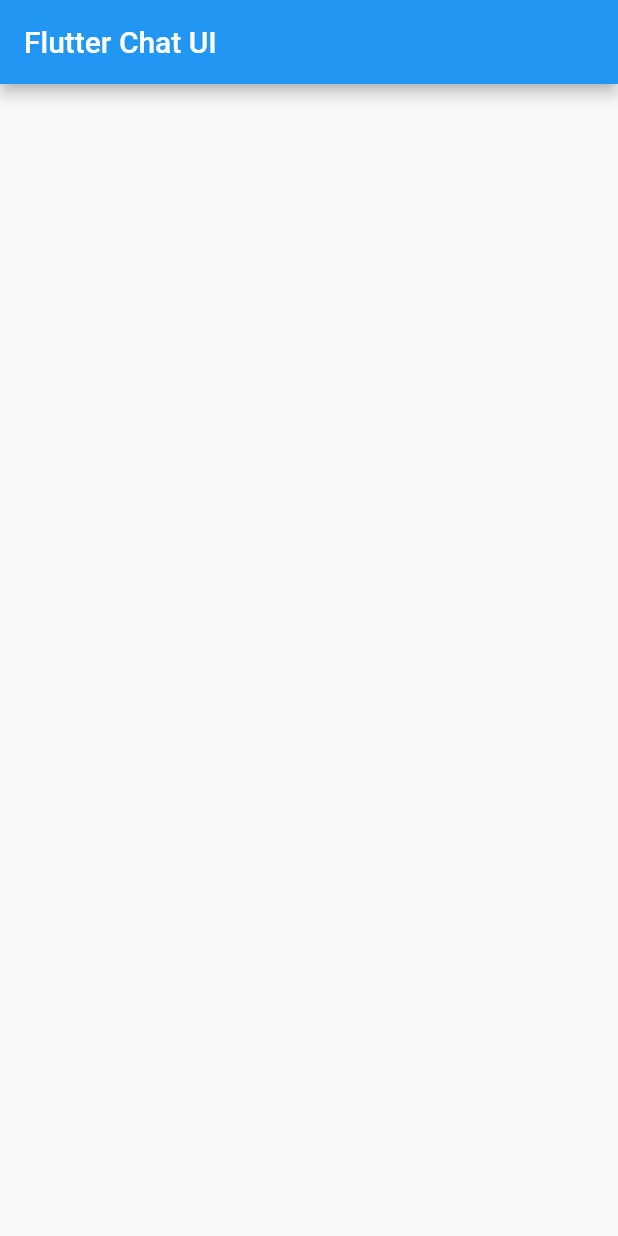
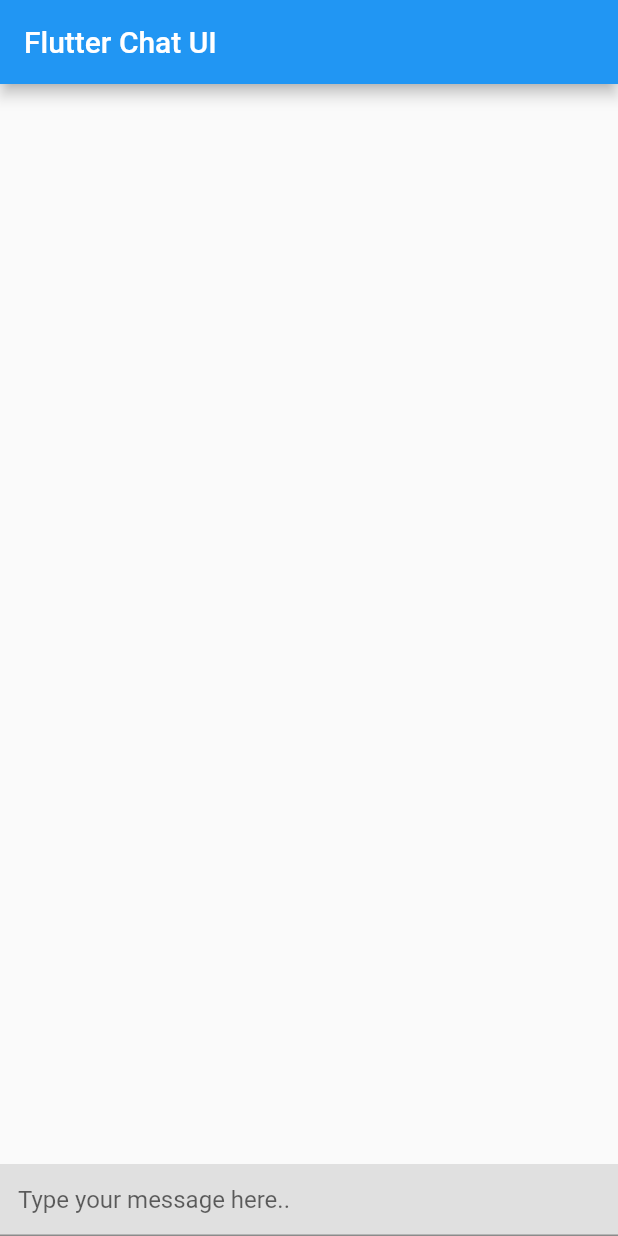
Before and after one commit to milkyascodes/flutter_chat_ui, a Flutter app: the screen it shows after launch, on a phone screen of 412 x 824 dp. Run offline on Flutter 3.47's test engine with Material 2 defaults, Android fonts, the light colour scheme and no system bars; drawn by our look-alikes of grouped_list.

Commit message:
created a textfield and the grouped list

```diff
--- a/lib/chat_screen.dart
+++ b/lib/chat_screen.dart
@@ -2,6 +2,7 @@
 
 import 'package:flutter/material.dart';
 import 'package:flutter_chat_ui/messages.dart';
+import 'package:grouped_list/grouped_list.dart';
 
 class ChatScreen extends StatefulWidget {
   const ChatScreen({Key? key, required this.title}) : super(key: key);
@@ -13,7 +14,7 @@ class ChatScreen extends StatefulWidget {
 }
 
 class _ChatScreenState extends State<ChatScreen> {
-  var message = [
+  var messages = [
     Message('text', DateTime.now().subtract(Duration(minutes: 1)), false),
     Message('text', DateTime.now().subtract(Duration(minutes: 1)), true),
     Message('text', DateTime.now().subtract(Duration(minutes: 1)), false),
@@ -24,13 +25,25 @@ class _ChatScreenState extends State<ChatScreen> {
       appBar: AppBar(
         title: Text(widget.title),
       ),
-      body: Center(
-        child: Column(
-          children: [
-            Expanded(child: Container()),
-            Container(),
-          ],
-        ),
+      body: Column(
+        children: [
+          Expanded(
+            child: GroupedListView<Message, DateTime>(
+              elements: messages,
+              groupBy: (message) => DateTime(2022),
+              groupHeaderBuilder: (Message message) => SizedBox(),
+              itemBuilder: (context, Message message) => Container(),
+            ),
+          ),
+          Container(
+            color: Colors.grey[300],
+            child: TextField(
+              decoration: InputDecoration(
+                  contentPadding: EdgeInsets.all(12),
+                  hintText: 'Type your message here..'),
+            ),
+          ),
+        ],
       ),
     );
   }
--- a/pubspec.yaml
+++ b/pubspec.yaml
@@ -3,7 +3,7 @@ description: A new Flutter project.
 
 # The following line prevents the package from being accidentally published to
 # pub.dev using `flutter pub publish`. This is preferred for private packages.
-publish_to: 'none' # Remove this line if you wish to publish to pub.dev
+publish_to: "none" # Remove this line if you wish to publish to pub.dev
 
 # The following defines the version and build number for your application.
 # A version number is three numbers separated by dots, like 1.2.43
@@ -30,10 +30,10 @@ dependencies:
   flutter:
     sdk: flutter
 
-
   # The following adds the Cupertino Icons font to your application.
   # Use with the CupertinoIcons class for iOS style icons.
   cupertino_icons: ^1.0.2
+  grouped_list: ^4.2.0
 
 dev_dependencies:
   flutter_test:
@@ -51,7 +51,6 @@ dev_dependencies:
 
 # The following section is specific to Flutter.
 flutter:
-
   # The following line ensures that the Material Icons font is
   # included with your application, so that you can use the icons in
   # the material Icons class.
```
Also changed, not shown: pubspec.lock.
